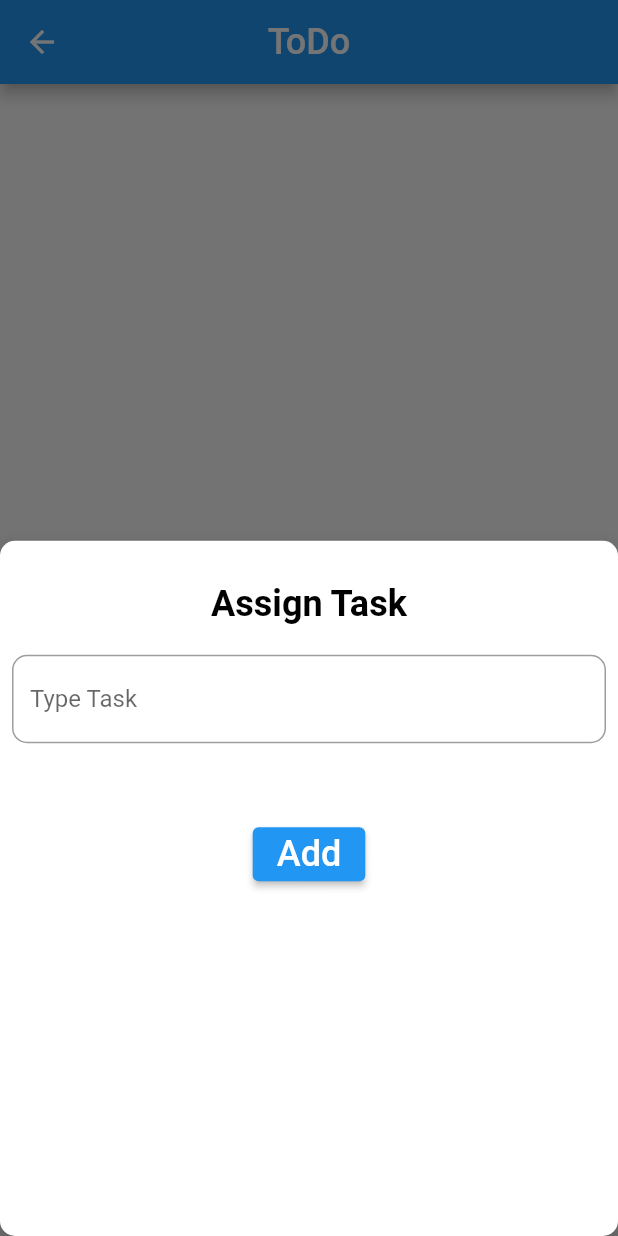
After one commit to dipu363/Assignment, a Flutter app: the TodoScreen screen opened directly, after a tap on the "add" icon, on a phone screen of 412 x 824 dp. The commit adds this screen. Run offline on Flutter 3.47's test engine with Material 2 defaults, Android fonts, the phone set to English and light mode, and no system bars.

Commit message:
assignment 4 create todo app

```diff
--- /dev/null
+++ b/lib/screen/todolistscreen.dart
@@ -0,0 +1,173 @@
+import 'package:flutter/material.dart';
+
+class TodoScreen extends StatefulWidget {
+  const TodoScreen({Key? key}) : super(key: key);
+
+  @override
+  State<TodoScreen> createState() => _TodoScreenState();
+}
+
+class _TodoScreenState extends State<TodoScreen> {
+  TextEditingController taskController = TextEditingController();
+  List<String> tasklist = [];
+  bool _errortext = false;
+  final formkye = GlobalKey<FormState>();
+
+  @override
+  Widget build(BuildContext context) {
+
+
+    return Scaffold(
+      floatingActionButton: FloatingActionButton(
+        onPressed: () {
+          showModalBottomSheet(
+              context: context,
+              isDismissible: true,
+              backgroundColor: Colors.white,
+              elevation: 10,
+              enableDrag: true,
+              shape: RoundedRectangleBorder(
+                  borderRadius: BorderRadius.circular(10)),
+              builder: (context) {
+                return SafeArea(
+                  child: Padding(
+                    padding: const EdgeInsets.all(8.0),
+                    child: Column(
+                      mainAxisAlignment: MainAxisAlignment.start,
+                      children: [
+
+                        const SizedBox(height: 20),
+                        const Text('Assign Task',style: TextStyle(fontSize: 24,fontWeight: FontWeight.bold,color: Colors.black),),
+                        const SizedBox(height: 20),
+                        Form(
+                          key: formkye,
+                          child: TextFormField(
+                            showCursor: true,
+                            controller: taskController,
+                            keyboardType: TextInputType.text,
+                            enabled: true,
+                            validator: (value )=> value!.isEmpty? 'Type task':null,
+                            decoration: const InputDecoration(
+                                labelText: 'Type Task',
+                                border:  OutlineInputBorder(
+                                    borderRadius:
+                                        BorderRadius.all(Radius.circular(10)))),
+                          ),
+                        ),
+                        const SizedBox(height: 50),
+                        ElevatedButton(
+                            style: const ButtonStyle(),
+                            onPressed: () {
+                              var task = taskController.text;
+                              setState(() {
+                                if (formkye.currentState!.validate()) {
+                                  FocusScope.of(context).unfocus();
+                                  tasklist.add(task);
+                                  Navigator.pop(context);
+                                  taskController.text = '';
+                                }
+                              });
+                            },
+                            child: const Text(
+                              'Add',
+                              style: TextStyle(fontSize: 24),
+                            ))
+                      ],
+                    ),
+                  ),
+                );
+              });
+        },
+        child: const Icon(
+          Icons.add,
+          size: 24,
+          color: Colors.white,
+        ),
+      ),
+      appBar: AppBar(
+        centerTitle: true,
+        title: const Text(
+          'ToDo',
+          style: TextStyle(fontSize: 24),
+        ),
+      ),
+      body: ListView.builder(
+        itemCount: tasklist.length,
+        itemBuilder: (context, index) =>
+            SizedBox(
+              width: double.infinity,
+              height: 60,
+              child: Card(
+          color: Colors.white,
+          elevation: 5,
+          child: Row(
+              children: [
+                Expanded(
+                  flex: 1,
+                  child: Container(
+                      height: double.infinity,
+                      decoration: const BoxDecoration(
+                        color: Colors.blue,
+                        borderRadius: BorderRadius.only(
+                            topRight: Radius.circular(10),
+                            bottomRight: Radius.circular(10)),
+                      ),
+                      child: Center(
+                          child: Text(
+                            "${index + 1}",
+                        style: const TextStyle(
+                            fontSize: 20,
+                            fontWeight: FontWeight.bold,
+                            color: Colors.white),
+                      ))),
+                ),
+                Expanded(
+                  flex: 6,
+                  child: Padding(
+                      padding: const EdgeInsets.all(8.0),
+                      child: Column(
+                        mainAxisAlignment: MainAxisAlignment.center,
+                        crossAxisAlignment: CrossAxisAlignment.start,
+                        children: [
+                          Text(
+                            tasklist[index],
+                            style: const TextStyle(
+                                fontWeight: FontWeight.bold,
+                                color: Colors.black,
+                                fontSize: 20),
+                          ),
+                        ],
+                      )),
+                ),
+                Expanded(
+                    flex: 1,
+                    child: Container(
+                      height: 60,
+                      decoration: const BoxDecoration(
+                        color: Colors.white,
+                        borderRadius: BorderRadius.only(
+                            topLeft: Radius.circular(10),
+                            bottomLeft: Radius.circular(10)),
+                      ),
+                      child: IconButton(
+                        icon: const Icon(
+                          Icons.delete,
+                          color: Colors.red,
+                          size: 30,
+                        ),
+                        onPressed: () {
+                          tasklist.removeAt(index);
+                          setState(() {
+
+                          });
+                        },
+                      ),
+                    ))
+              ],
+          ),
+        ),
+            ),
+      ),
+    );
+  }
+}
```
Also changed, not shown: lib/dashboard.dart (+10 -1 lines), pubspec.lock.
